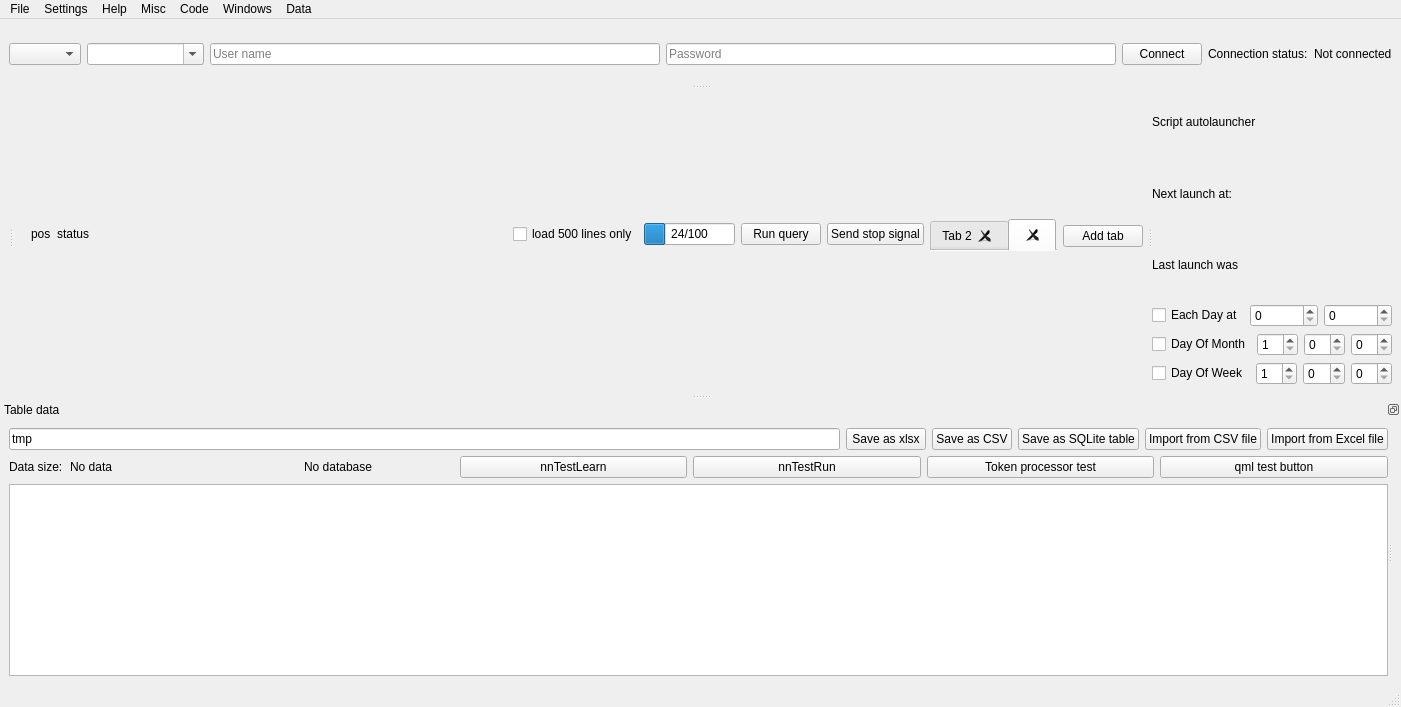
Before: the Qt Designer form DBLoader CMake/loaderwidnow.ui in gfifgfifofich/DB_loader, drawn with Qt 5.
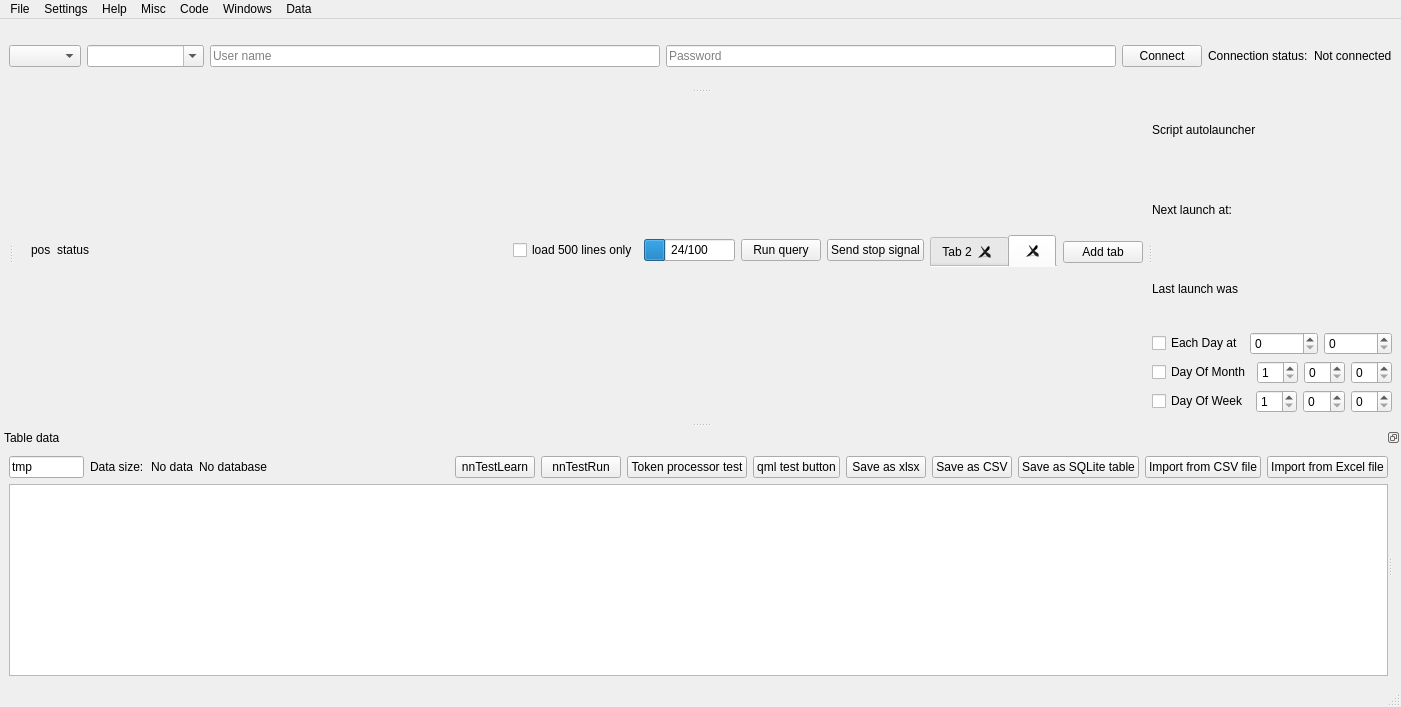
After: the same form once the commit is applied.

```diff
--- a/DBLoader CMake/loaderwidnow.ui
+++ b/DBLoader CMake/loaderwidnow.ui
@@ -566,6 +566,89 @@
              </property>
             </widget>
            </item>
+           <item>
+            <layout class="QHBoxLayout" name="horizontalLayout_3">
+             <item>
+              <widget class="QLabel" name="dataSizeLabel">
+               <property name="minimumSize">
+                <size>
+                 <width>55</width>
+                 <height>0</height>
+                </size>
+               </property>
+               <property name="maximumSize">
+                <size>
+                 <width>55</width>
+                 <height>20</height>
+                </size>
+               </property>
+               <property name="text">
+                <string>Data size:</string>
+               </property>
+              </widget>
+             </item>
+             <item>
+              <widget class="QLabel" name="dataSizeLabel_2">
+               <property name="maximumSize">
+                <size>
+                 <width>16777215</width>
+                 <height>20</height>
+                </size>
+               </property>
+               <property name="text">
+                <string>No data</string>
+               </property>
+              </widget>
+             </item>
+             <item>
+              <widget class="QLabel" name="tableDBNameLabel">
+               <property name="minimumSize">
+                <size>
+                 <width>250</width>
+                 <height>0</height>
+                </size>
+               </property>
+               <property name="maximumSize">
+                <size>
+                 <width>250</width>
+                 <height>20</height>
+                </size>
+               </property>
+               <property name="text">
+                <string>No database</string>
+               </property>
+              </widget>
+             </item>
+             <item>
+              <widget class="QPushButton" name="nnTestLearn">
+               <property name="text">
+                <string>nnTestLearn</string>
+               </property>
+              </widget>
+             </item>
+             <item>
+              <widget class="QPushButton" name="nnTestRun">
+               <property name="text">
+                <string>nnTestRun</string>
+               </property>
+              </widget>
+             </item>
+             <item>
+              <widget class="QPushButton" name="pushButton_2">
+               <property name="text">
+                <string>Token processor test</string>
+               </property>
+              </widget>
+             </item>
+             <item>
+              <widget class="QPushButton" name="pushButton">
+               <property name="text">
+                <string>qml test button</string>
+               </property>
+              </widget>
+             </item>
+            </layout>
+           </item>
            <item>
             <widget class="QPushButton" name="SaveXLSXButton">
              <property name="maximumSize">
@@ -642,77 +725,6 @@
            </item>
           </layout>
          </item>
-         <item>
-          <layout class="QHBoxLayout" name="horizontalLayout_3">
-           <item>
-            <widget class="QLabel" name="dataSizeLabel">
-             <property name="maximumSize">
-              <size>
-               <width>55</width>
-               <height>20</height>
-              </size>
-             </property>
-             <property name="text">
-              <string>Data size:</string>
-             </property>
-            </widget>
-           </item>
-           <item>
-            <widget class="QLabel" name="dataSizeLabel_2">
-             <property name="maximumSize">
-              <size>
-               <width>16777215</width>
-               <height>20</height>
-              </size>
-             </property>
-             <property name="text">
-              <string>No data</string>
-             </property>
-            </widget>
-           </item>
-           <item>
-            <widget class="QLabel" name="tableDBNameLabel">
-             <property name="maximumSize">
-              <size>
-               <width>150</width>
-               <height>20</height>
-              </size>
-             </property>
-             <property name="text">
-              <string>No database</string>
-             </property>
-            </widget>
-           </item>
-           <item>
-            <widget class="QPushButton" name="nnTestLearn">
-             <property name="text">
-              <string>nnTestLearn</string>
-             </property>
-            </widget>
-           </item>
-           <item>
-            <widget class="QPushButton" name="nnTestRun">
-             <property name="text">
-              <string>nnTestRun</string>
-             </property>
-            </widget>
-           </item>
-           <item>
-            <widget class="QPushButton" name="pushButton_2">
-             <property name="text">
-              <string>Token processor test</string>
-             </property>
-            </widget>
-           </item>
-           <item>
-            <widget class="QPushButton" name="pushButton">
-             <property name="text">
-              <string>qml test button</string>
-             </property>
-            </widget>
-           </item>
-          </layout>
-         </item>
          <item>
           <widget class="QTableWidget" name="tableWidget">
            <property name="toolTip">
```
